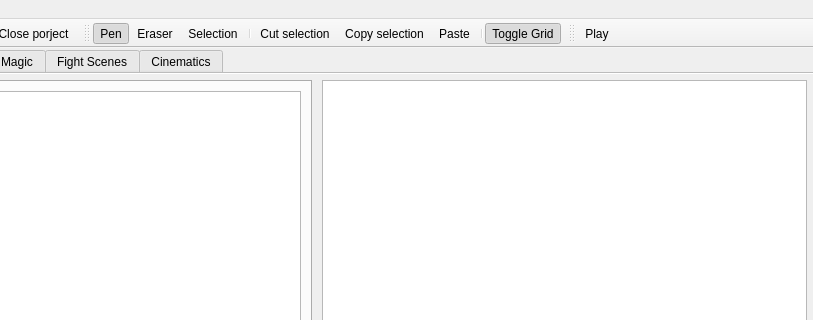
This is src/GeneralWindow.ui in dummymeuporg/dummyeditor as Qt 5 draws it before an edit; both pictures show x 271 to 1084 and y 0 to 320 of the 1084 by 756 pixel window. The edited form follows.
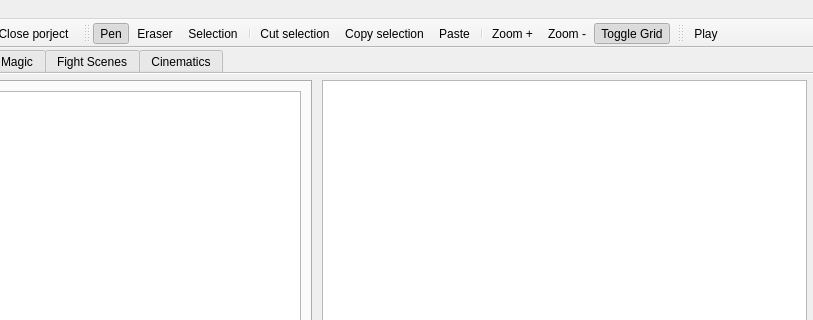
This is the edited form. Icons and pictures are not drawn. Custom widgets are drawn as their Qt base class.

What changed in the file:
```diff
--- a/src/GeneralWindow.ui
+++ b/src/GeneralWindow.ui
@@ -297,6 +297,8 @@
    <addaction name="actionCopy"/>
    <addaction name="actionPaste"/>
    <addaction name="separator"/>
+   <addaction name="actionZoomIn"/>
+   <addaction name="actionZoomOut"/>
    <addaction name="actionToggleGrid"/>
   </widget>
   <widget class="QToolBar" name="toolbar_gameTool">
@@ -464,6 +466,16 @@
     <string>Selection</string>
    </property>
   </action>
+  <action name="actionZoomIn">
+   <property name="text">
+    <string>Zoom +</string>
+   </property>
+  </action>
+  <action name="actionZoomOut">
+   <property name="text">
+    <string>Zoom -</string>
+   </property>
+  </action>
  </widget>
  <customwidgets>
   <customwidget>
```
